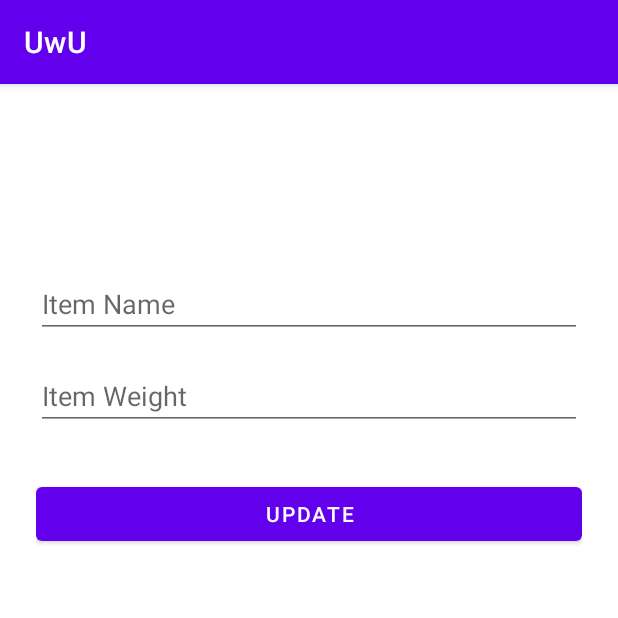
After one commit to RichardVong192/TrekCheck, an Android app: the fragment UpdateFragment placed in its activity, on a phone screen of 412 x 824 dp, the top half of it. The commit adds this screen. Run offline under Robolectric (Android 15) with nearby library versions, the phone set to English and light mode, and no system bars; our stand-ins replace Room's generated code, navigation-ui; 3 statements that could not run were skipped.

Commit message:
Implement edit item in recycler view. Partially implement delete menu

```diff
--- a/app/build.gradle
+++ b/app/build.gradle
@@ -36,6 +36,7 @@ android {
 }
 
 dependencies {
+    implementation 'com.android.support:multidex:2.0.1'
 
     implementation "org.jetbrains.kotlin:kotlin-stdlib:$kotlin_version"
     implementation 'androidx.core:core-ktx:1.3.2'
--- a/app/src/main/java/com/example/myapplication/data/ItemDao.kt
+++ b/app/src/main/java/com/example/myapplication/data/ItemDao.kt
@@ -1,17 +1,19 @@
 package com.example.myapplication.data
 
 import androidx.lifecycle.LiveData
-import androidx.room.Dao
-import androidx.room.Insert
-import androidx.room.OnConflictStrategy
-import androidx.room.Query
+import androidx.room.*
+import com.example.myapplication.model.Item
 
 @Dao
 interface ItemDao {
     @Insert(onConflict = OnConflictStrategy.IGNORE)
     suspend fun addItem(item: Item)
 
+    @Update
+    suspend fun updateItem(item: Item)
+
     @Query("SELECT * FROM item_table ORDER BY id ASC")
     fun readAllData(): LiveData<List<Item>>
 
+
 }
--- a/app/src/main/java/com/example/myapplication/data/ItemDatabase.kt
+++ b/app/src/main/java/com/example/myapplication/data/ItemDatabase.kt
@@ -4,6 +4,7 @@ import android.content.Context
 import androidx.room.Database
 import androidx.room.Room
 import androidx.room.RoomDatabase
+import com.example.myapplication.model.Item
 
 @Database(entities = [Item:: class], version = 1, exportSchema = false)
 abstract class ItemDatabase: RoomDatabase() {
--- a/app/src/main/java/com/example/myapplication/fragments/list/ListFragment.kt
+++ b/app/src/main/java/com/example/myapplication/fragments/list/ListFragment.kt
@@ -5,13 +5,12 @@ import androidx.fragment.app.Fragment
 import android.view.LayoutInflater
 import android.view.View
 import android.view.ViewGroup
-import androidx.appcompat.view.menu.MenuView
 import androidx.lifecycle.Observer
 import androidx.lifecycle.ViewModelProvider
 import androidx.navigation.fragment.findNavController
 import androidx.recyclerview.widget.LinearLayoutManager
 import com.example.myapplication.R
-import com.example.myapplication.data.ItemViewModel
+import com.example.myapplication.viewmodel.ItemViewModel
 import kotlinx.android.synthetic.main.fragment_list.view.*
 
 class ListFragment : Fragment() {
--- /dev/null
+++ b/app/src/main/java/com/example/myapplication/fragments/update/UpdateFragment.kt
@@ -0,0 +1,66 @@
+package com.example.myapplication.fragments.update
+
+import android.os.Bundle
+import android.text.Editable
+import android.text.TextUtils
+import androidx.fragment.app.Fragment
+import android.view.LayoutInflater
+import android.view.View
+import android.view.ViewGroup
+import android.widget.Toast
+import androidx.lifecycle.ViewModelProvider
+import androidx.navigation.fragment.findNavController
+import androidx.navigation.fragment.navArgs
+import androidx.room.Update
+import com.example.myapplication.R
+import com.example.myapplication.model.Item
+import com.example.myapplication.viewmodel.ItemViewModel
+import kotlinx.android.synthetic.main.fragment_update.*
+import kotlinx.android.synthetic.main.fragment_update.view.*
+
+class UpdateFragment : Fragment() {
+
+    private val args by navArgs<UpdateFragmentArgs>()
+
+    private lateinit var mItemViewModel: ItemViewModel
+
+    override fun onCreateView(
+        inflater: LayoutInflater, container: ViewGroup?,
+        savedInstanceState: Bundle?
+    ): View? {
+        // Inflate the layout for this fragment
+        val view =  inflater.inflate(R.layout.fragment_update, container, false)
+
+        mItemViewModel = ViewModelProvider(this).get(ItemViewModel::class.java)
+
+        view.updateItemName_et.setText(args.currentItem.itemName)
+        view.updateItemWeight_et.setText(args.currentItem.weight.toString()) //Convert to string because initial value is integer
+
+        view.update_btn.setOnClickListener{
+            updateItem()
+        }
+
+        return view
+    }
+
+    private fun updateItem() {
+        val itemName = updateItemName_et.text.toString()
+        val itemWeight = Integer.parseInt((updateItemWeight_et.text.toString()))
+
+        if (inputCheck(itemName, updateItemWeight_et.text)) {
+            //Create object
+            val updatedItem = Item(args.currentItem.id, itemName, itemWeight)
+            mItemViewModel.updateItem(updatedItem)
+            Toast.makeText(requireContext(), "Item successfully updated!", Toast.LENGTH_LONG).show()
+            //Navigate back
+            findNavController().navigate(R.id.action_updateFragment_to_ListFragment)
+        } else {
+            Toast.makeText(requireContext(), "Please fill out all fields", Toast.LENGTH_LONG).show()
+        }
+    }
+
+    private fun inputCheck(itemName: String, itemWeight: Editable): Boolean {
+        return !(TextUtils.isEmpty(itemName) || itemWeight.isEmpty())
+    }
+
+}
--- a/app/src/main/res/layout/custom_row.xml
+++ b/app/src/main/res/layout/custom_row.xml
@@ -4,7 +4,8 @@
     xmlns:tools="http://schemas.android.com/tools"
     android:layout_width="match_parent"
     android:layout_height="wrap_content"
-    android:padding="24sp">
+    android:padding="24sp"
+    android:id="@+id/rowLayout">
 
     <TextView
         android:id="@+id/id_txt"
--- /dev/null
+++ b/app/src/main/res/layout/fragment_update.xml
@@ -0,0 +1,45 @@
+<?xml version="1.0" encoding="utf-8"?>
+<androidx.constraintlayout.widget.ConstraintLayout xmlns:android="http://schemas.android.com/apk/res/android"
+    xmlns:tools="http://schemas.android.com/tools"
+    android:layout_width="match_parent"
+    android:layout_height="match_parent"
+    xmlns:app="http://schemas.android.com/apk/res-auto"
+    tools:context=".fragments.update.UpdateFragment"
+    android:padding="24dp">
+
+
+    <EditText
+        android:id="@+id/updateItemName_et"
+        android:layout_width="match_parent"
+        android:layout_height="wrap_content"
+        android:layout_marginTop="100dp"
+        android:ems="10"
+        android:hint="Item Name"
+        android:inputType="textPersonName"
+        app:layout_constraintEnd_toEndOf="parent"
+        app:layout_constraintStart_toStartOf="parent"
+        app:layout_constraintTop_toTopOf="parent" />
+
+    <EditText
+        android:id="@+id/updateItemWeight_et"
+        android:layout_width="match_parent"
+        android:layout_height="wrap_content"
+        android:layout_marginTop="16dp"
+        android:ems="10"
+        android:inputType="number"
+        android:hint="Item Weight"
+        app:layout_constraintEnd_toEndOf="parent"
+        app:layout_constraintStart_toStartOf="parent"
+        app:layout_constraintTop_toBottomOf="@+id/updateItemName_et" />
+
+    <Button
+        android:id="@+id/update_btn"
+        android:layout_width="match_parent"
+        android:layout_height="wrap_content"
+        android:layout_marginTop="32dp"
+        android:text="Update"
+        app:layout_constraintEnd_toEndOf="parent"
+        app:layout_constraintStart_toStartOf="parent"
+        app:layout_constraintTop_toBottomOf="@+id/updateItemWeight_et" />
+
+</androidx.constraintlayout.widget.ConstraintLayout>
--- a/app/src/main/res/navigation/nav_graph.xml
+++ b/app/src/main/res/navigation/nav_graph.xml
@@ -5,28 +5,6 @@
     android:id="@+id/nav_graph"
     app:startDestination="@id/ListFragment">
 
-    <fragment
-        android:id="@+id/chooserFragment"
-        android:name="com.example.myapplication.chooserFragment"
-        android:label="fragment_chooser"
-        tools:layout="@layout/fragment_chooser" >
-        <action
-            android:id="@+id/action_chooserFragment_to_choice1Fragment"
-            app:destination="@id/choice1Fragment" />
-        <action
-            android:id="@+id/action_chooserFragment_to_choice2Fragment"
-            app:destination="@id/choice2Fragment" />
-    </fragment>
-    <fragment
-        android:id="@+id/choice1Fragment"
-        android:name="com.example.myapplication.choice1Fragment"
-        android:label="fragment_choice1"
-        tools:layout="@layout/fragment_choice1" />
-    <fragment
-        android:id="@+id/choice2Fragment"
-        android:name="com.example.myapplication.choice2Fragment"
-        android:label="fragment_choice2"
-        tools:layout="@layout/fragment_choice2" />
     <fragment
         android:id="@+id/addFragment"
         android:name="com.example.myapplication.fragments.add.AddFragment"
@@ -44,5 +22,20 @@
         <action
             android:id="@+id/action_listFragment_to_addFragment"
             app:destination="@id/addFragment" />
+        <action
+            android:id="@+id/action_ListFragment_to_updateFragment"
+            app:destination="@id/updateFragment" />
+    </fragment>
+    <fragment
+        android:id="@+id/updateFragment"
+        android:name="com.example.myapplication.fragments.update.UpdateFragment"
+        android:label="fragment_update"
+        tools:layout="@layout/fragment_update" >
+        <action
+            android:id="@+id/action_updateFragment_to_ListFragment"
+            app:destination="@id/ListFragment" />
+        <argument
+            android:name="currentItem"
+            app:argType="com.example.myapplication.model.Item" />
     </fragment>
 </navigation>
```
Also changed, not shown: app/src/main/java/com/example/myapplication/chooserFragment.kt (+39 -49 lines), app/src/main/java/com/example/myapplication/fragments/add/AddFragment.kt (+8 -5 lines), app/src/main/java/com/example/myapplication/fragments/list/ListAdapter.kt (+7 -2 lines), app/src/main/java/com/example/myapplication/model/Item.kt (renamed from app/src/main/java/com/example/myapplication/data/Item.kt, +5 -2 lines), app/src/main/java/com/example/myapplication/repository/ItemRepository.kt (renamed from app/src/main/java/com/example/myapplication/data/ItemRepository.kt, +7 -1 lines), app/src/main/java/com/example/myapplication/viewmodel/ItemViewModel.kt (renamed from app/src/main/java/com/example/myapplication/data/ItemViewModel.kt, +13 -2 lines), app/src/main/res/drawable/ic_baseline_delete_24.xml (added, +10 -0 lines), app/src/main/res/menu/delete_menu.xml (added, +11 -0 lines).
